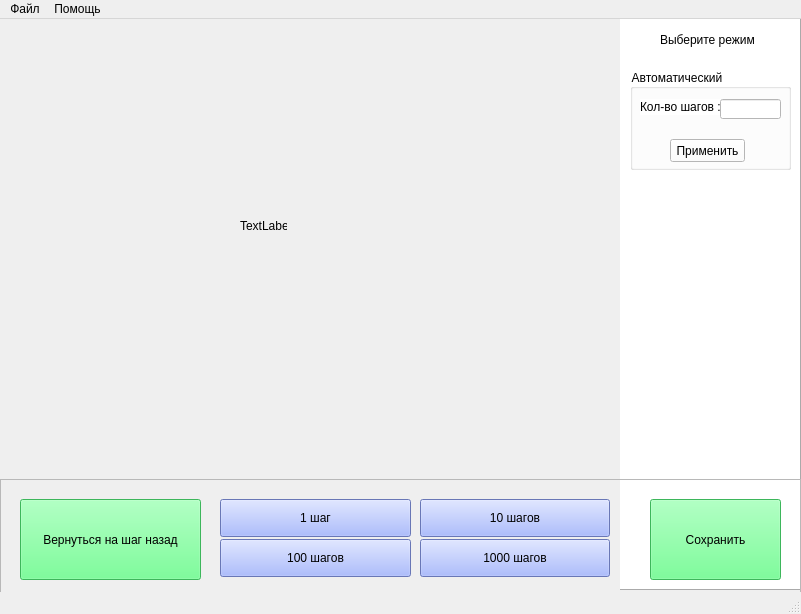
DanielVampire/CNN-Style-Transfer, file CNN Style Transfer/UI.ui: the form before one commit.
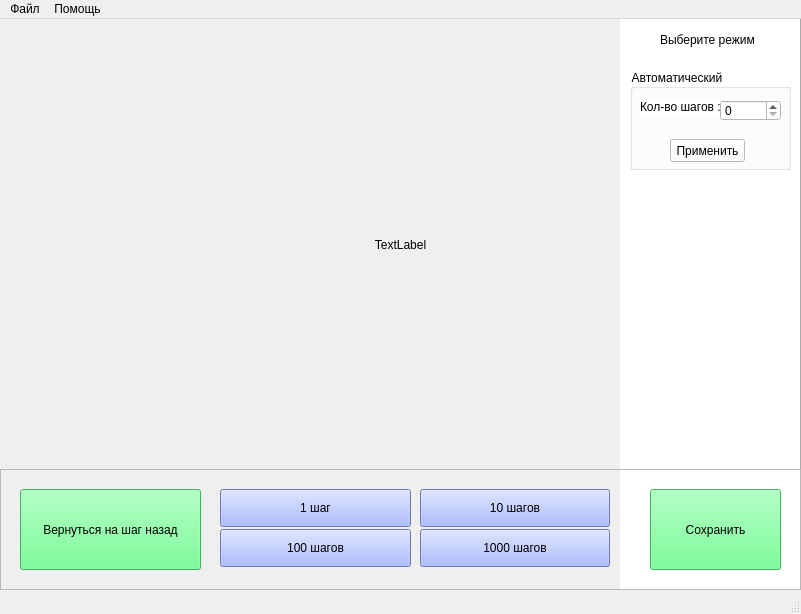
The form after the commit.

```diff
--- a/CNN Style Transfer/UI.ui
+++ b/CNN Style Transfer/UI.ui
@@ -123,16 +123,6 @@
        <string>Кол-во шагов :</string>
       </property>
      </widget>
-     <widget class="QLineEdit" name="NumStepsAvto">
-      <property name="geometry">
-       <rect>
-        <x>90</x>
-        <y>30</y>
-        <width>61</width>
-        <height>20</height>
-       </rect>
-      </property>
-     </widget>
      <widget class="QPushButton" name="AvtoBoxButton">
       <property name="geometry">
        <rect>
@@ -146,13 +136,23 @@
        <string>Применить</string>
       </property>
      </widget>
+     <widget class="QSpinBox" name="NumSteps">
+      <property name="geometry">
+       <rect>
+        <x>90</x>
+        <y>31</y>
+        <width>61</width>
+        <height>21</height>
+       </rect>
+      </property>
+     </widget>
     </widget>
    </widget>
    <widget class="QFrame" name="frame_2">
     <property name="geometry">
      <rect>
       <x>0</x>
-      <y>460</y>
+      <y>450</y>
       <width>801</width>
       <height>121</height>
      </rect>
@@ -291,15 +291,24 @@
    <widget class="QLabel" name="Image">
     <property name="geometry">
      <rect>
-      <x>240</x>
-      <y>200</y>
-      <width>47</width>
-      <height>13</height>
+      <x>0</x>
+      <y>0</y>
+      <width>801</width>
+      <height>451</height>
      </rect>
     </property>
     <property name="text">
      <string>TextLabel</string>
     </property>
+    <property name="textFormat">
+     <enum>Qt::AutoText</enum>
+    </property>
+    <property name="scaledContents">
+     <bool>false</bool>
+    </property>
+    <property name="alignment">
+     <set>Qt::AlignCenter</set>
+    </property>
    </widget>
   </widget>
   <widget class="QMenuBar" name="menubar">
```
Left out of the diff: 25 changed lines with no effect on the pictures.
